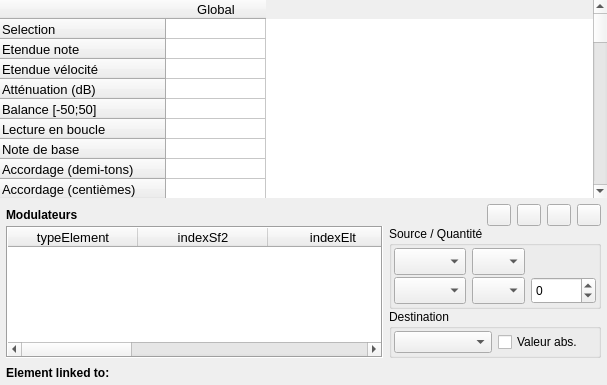
This is sources/editor/pageinst.ui in davy7125/polyphone as Qt 5 draws it before an edit. The edited form follows.
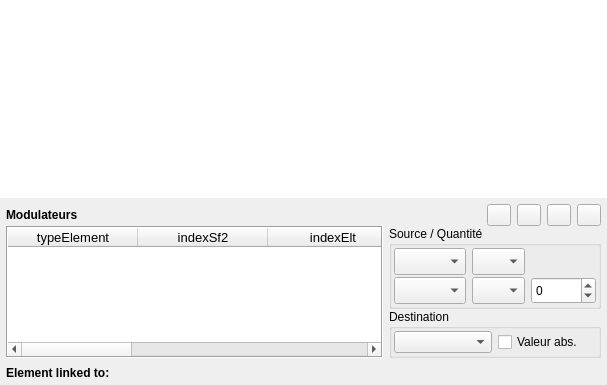
This is the edited form. Icons and pictures are not drawn. Custom widgets are drawn as their Qt base class.

```diff
--- a/sources/editor/pageinst.ui
+++ b/sources/editor/pageinst.ui
@@ -88,12 +88,6 @@
          <property name="horizontalScrollMode">
           <enum>QAbstractItemView::ScrollPerPixel</enum>
          </property>
-         <property name="rowCount">
-          <number>47</number>
-         </property>
-         <property name="columnCount">
-          <number>1</number>
-         </property>
          <attribute name="horizontalHeaderMinimumSectionSize">
           <number>18</number>
          </attribute>
@@ -103,262 +97,6 @@
          <attribute name="verticalHeaderMinimumSectionSize">
           <number>19</number>
          </attribute>
-         <row>
-          <property name="text">
-           <string notr="true">Selection</string>
-          </property>
-         </row>
-         <row>
-          <property name="text">
-           <string>Etendue note</string>
-          </property>
-         </row>
-         <row>
-          <property name="text">
-           <string>Etendue vélocité</string>
-          </property>
-         </row>
-         <row>
-          <property name="text">
-           <string>Atténuation (dB)</string>
-          </property>
-         </row>
-         <row>
-          <property name="text">
-           <string>Balance [-50;50]</string>
-          </property>
-         </row>
-         <row>
-          <property name="text">
-           <string>Lecture en boucle</string>
-          </property>
-         </row>
-         <row>
-          <property name="text">
-           <string>Note de base</string>
-          </property>
-         </row>
-         <row>
-          <property name="text">
-           <string>Accordage (demi-tons)</string>
-          </property>
-         </row>
-         <row>
-          <property name="text">
-           <string>Accordage (centièmes)</string>
-          </property>
-         </row>
-         <row>
-          <property name="text">
-           <string>Accordage (scale)</string>
-          </property>
-         </row>
-         <row>
-          <property name="text">
-           <string>Filtre, fréquence (Hz)</string>
-          </property>
-          <property name="font">
-           <font>
-            <weight>50</weight>
-            <bold>false</bold>
-           </font>
-          </property>
-         </row>
-         <row>
-          <property name="text">
-           <string>Filtre, résonance (dB)</string>
-          </property>
-         </row>
-         <row>
-          <property name="text">
-           <string>Vol env delay (s)</string>
-          </property>
-         </row>
-         <row>
-          <property name="text">
-           <string>Vol env attack (s)</string>
-          </property>
-         </row>
-         <row>
-          <property name="text">
-           <string>Vol env hold (s)</string>
-          </property>
-         </row>
-         <row>
-          <property name="text">
-           <string>Vol env decay (s)</string>
-          </property>
-         </row>
-         <row>
-          <property name="text">
-           <string>Vol env sustain (dB)</string>
-          </property>
-         </row>
-         <row>
-          <property name="text">
-           <string>Vol env release (s)</string>
-          </property>
-         </row>
-         <row>
-          <property name="text">
-           <string>Note → Vol env hold (c)</string>
-          </property>
-         </row>
-         <row>
-          <property name="text">
-           <string>Note → Vol env decay (c)</string>
-          </property>
-         </row>
-         <row>
-          <property name="text">
-           <string>Mod env delay (s)</string>
-          </property>
-         </row>
-         <row>
-          <property name="text">
-           <string>Mod env attack (s)</string>
-          </property>
-         </row>
-         <row>
-          <property name="text">
-           <string>Mod env hold (s)</string>
-          </property>
-         </row>
-         <row>
-          <property name="text">
-           <string>Mod env decay (s)</string>
-          </property>
-         </row>
-         <row>
-          <property name="text">
-           <string>Mod env sustain (%)</string>
-          </property>
-         </row>
-         <row>
-          <property name="text">
-           <string>Mod env release (s)</string>
-          </property>
-         </row>
-         <row>
-          <property name="text">
-           <string>Mod env → ton (c)</string>
-          </property>
-         </row>
-         <row>
-          <property name="text">
-           <string>Mod env → filtre (c)</string>
-          </property>
-         </row>
-         <row>
-          <property name="text">
-           <string>Note → Mod env hold (c)</string>
-          </property>
-         </row>
-         <row>
-          <property name="text">
-           <string>Note → Mod env decay (c)</string>
-          </property>
-         </row>
-         <row>
-          <property name="text">
-           <string>Mod LFO delay (s)</string>
-          </property>
-         </row>
-         <row>
-          <property name="text">
-           <string>Mod LFO freq (Hz)</string>
-          </property>
-         </row>
-         <row>
-          <property name="text">
-           <string>Mod LFO → ton (c)</string>
-          </property>
-         </row>
-         <row>
-          <property name="text">
-           <string>Mod LFO → filtre (c)</string>
-          </property>
-         </row>
-         <row>
-          <property name="text">
-           <string>Mod LFO → volume (dB)</string>
-          </property>
-         </row>
-         <row>
-          <property name="text">
-           <string>Vib LFO delay (s)</string>
-          </property>
-         </row>
-         <row>
-          <property name="text">
-           <string>Vib LFO freq (Hz)</string>
-          </property>
-         </row>
-         <row>
-          <property name="text">
-           <string>Vib LFO → ton (c)</string>
-          </property>
-         </row>
-         <row>
-          <property name="text">
-           <string>Classe exclusive</string>
-          </property>
-         </row>
-         <row>
-          <property name="text">
-           <string>Chorus (%)</string>
-          </property>
-         </row>
-         <row>
-          <property name="text">
-           <string>Réverbération (%)</string>
-          </property>
-         </row>
-         <row>
-          <property name="text">
-           <string>Note fixe</string>
-          </property>
-         </row>
-         <row>
-          <property name="text">
-           <string>Vélocité fixe</string>
-          </property>
-         </row>
-         <row>
-          <property name="text">
-           <string>Offset début échantillon</string>
-          </property>
-         </row>
-         <row>
-          <property name="text">
-           <string>Offset fin échantillon</string>
-          </property>
-         </row>
-         <row>
-          <property name="text">
-           <string>Offset début boucle</string>
-          </property>
-         </row>
-         <row>
-          <property name="text">
-           <string>Offset fin boucle</string>
-          </property>
-         </row>
-         <column>
-          <property name="text">
-           <string>Global</string>
-          </property>
-         </column>
-         <item row="12" column="0">
-          <property name="text">
-           <string/>
-          </property>
-         </item>
-         <item row="13" column="0">
-          <property name="text">
-           <string/>
-          </property>
-         </item>
         </widget>
        </item>
        <item>
```
